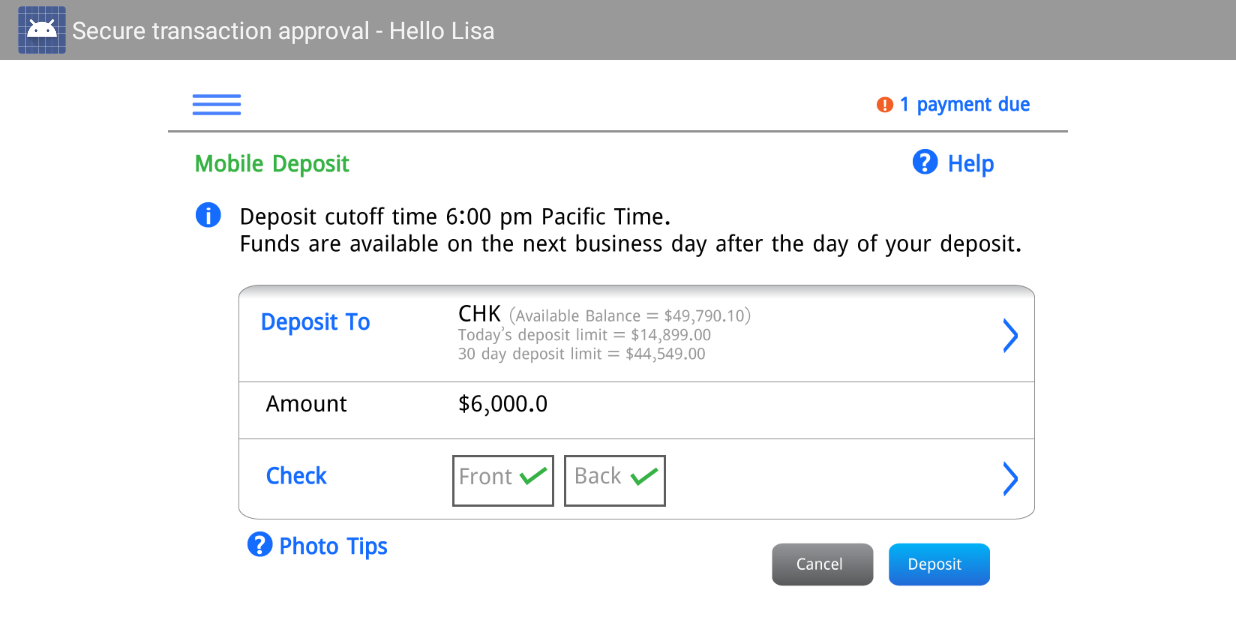
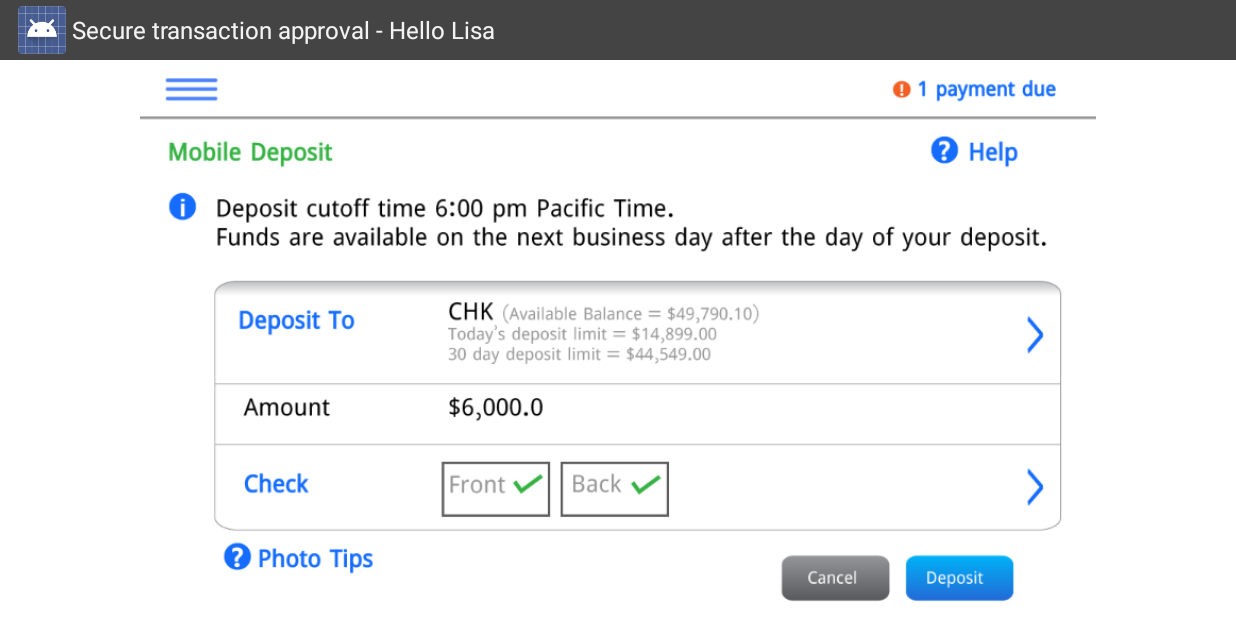
Before and after one commit to yhez/Demo, an Android app: the Deposit screen opened directly, with no data from a screen before it, on a phone screen of 824 x 412 dp (held sideways). Run offline under Robolectric (Android 15) with nearby library versions, the phone set to English and light mode, and no system bars.

Commit message:
s
a. design toast at success
b. fixed image cut of

```diff
--- a/app/src/main/AndroidManifest.xml
+++ b/app/src/main/AndroidManifest.xml
@@ -41,6 +41,10 @@
             android:label="@string/title_activity_deposit"
             android:theme="@style/FullscreenTheme" >
         </activity>
+        <activity android:name=".ToastCostume"
+            android:theme="@style/Theme.Transparent"
+            android:noHistory="true"
+            android:excludeFromRecents="true"/>
     </application>
 
 </manifest>
--- a/app/src/main/java/specular/systems/demo/app/Deposit.java
+++ b/app/src/main/java/specular/systems/demo/app/Deposit.java
@@ -68,9 +68,9 @@
                     public void run() {
                         ((AnimationDrawable)iv.getDrawable()).stop();
                         iv.animate().alpha(0).setDuration(1000).start();
-                        Toast.makeText(Deposit.this,"Action completed successfully and securely",Toast.LENGTH_LONG).show();
+                        startActivity(new Intent(Deposit.this,ToastCostume.class));
                     }
-                },6000);
+                },3000);
             } else {
                 Toast.makeText(this, "The wearable doesn't match", Toast.LENGTH_LONG).show();
             }
--- a/app/src/main/res/layout/activity_deposit.xml
+++ b/app/src/main/res/layout/activity_deposit.xml
@@ -8,7 +8,7 @@
     tools:context="specular.systems.demo.app.Deposit">
 
     <ImageView
-        android:scaleType="center"
+        android:scaleType="fitCenter"
         android:src="@drawable/deposit"
         android:layout_width="match_parent"
         android:layout_height="match_parent"
--- a/app/src/main/res/values/colors.xml
+++ b/app/src/main/res/values/colors.xml
@@ -1,6 +1,6 @@
 <resources>
 
-    <color name="black_overlay">#66000000</color>
+    <color name="black_overlay">#bb000000</color>
     <color name="spec_blue">#39cfef</color>
     <color name="pressed">#ebebeb</color>
 
--- a/app/src/main/res/values/styles.xml
+++ b/app/src/main/res/values/styles.xml
@@ -22,5 +22,11 @@
     </style>
 
     <style name="ButtonBarButton" />
-
+    <style name="Theme.Transparent" parent="android:Theme">
+        <item name="android:windowIsTranslucent">true</item>
+        <item name="android:windowBackground">@android:color/transparent</item>
+        <item name="android:windowContentOverlay">@null</item>
+        <item name="android:windowNoTitle">true</item>
+        <item name="android:backgroundDimEnabled">false</item>
+    </style>
 </resources>
```
Also changed, not shown: app/src/main/java/specular/systems/demo/app/ToastCostume.java (added, +44 -0 lines), app/src/main/res/drawable/borders.xml (added, +15 -0 lines), app/src/main/res/layout/toast.xml (added, +20 -0 lines).
